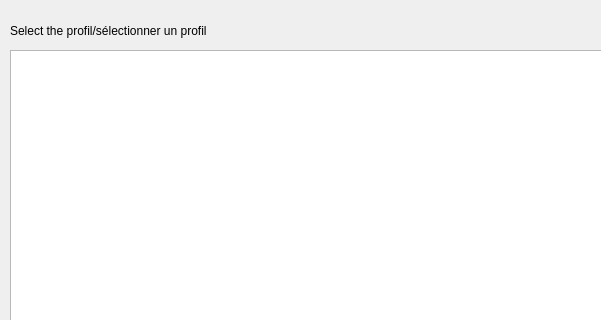
Old version of the form selectRibProfil.ui in the repository FredsFactory/FreeCAD_AirPlaneDesign; both pictures show x 0 to 601 and y 0 to 320 of the 787 by 451 pixel window.
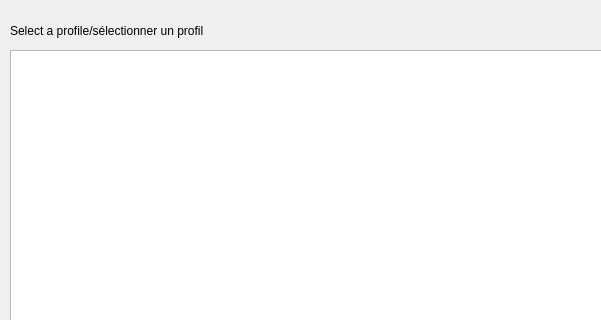
New version of the form.

The edit to the form file:
```diff
--- a/selectRibProfil.ui
+++ b/selectRibProfil.ui
@@ -49,7 +49,7 @@
     </rect>
    </property>
    <property name="text">
-    <string>Select the profil/sélectionner un profil</string>
+    <string>Select a profile/sélectionner un profil</string>
    </property>
   </widget>
   <widget class="QLabel" name="label_2">
```
